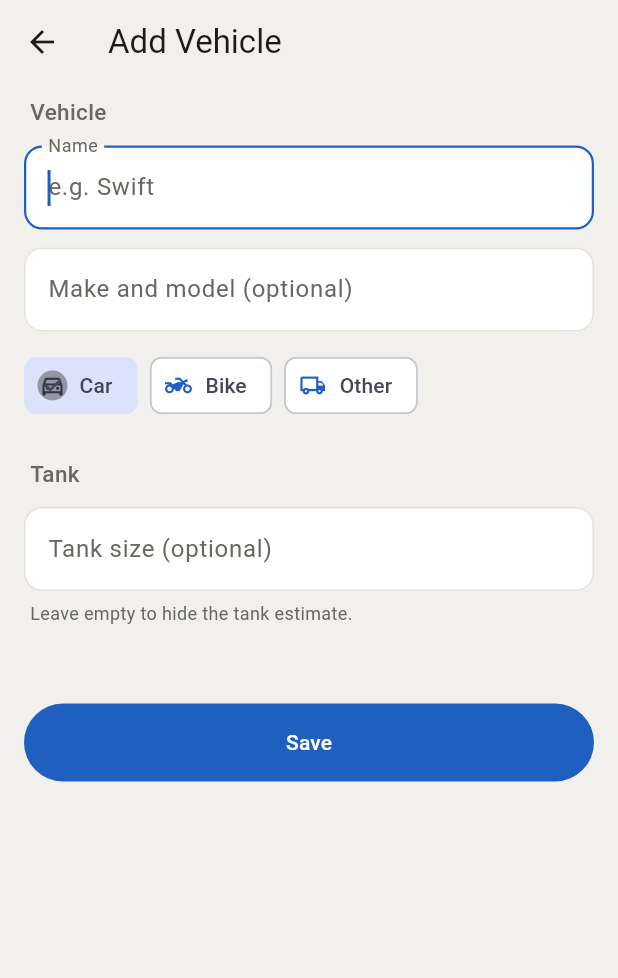
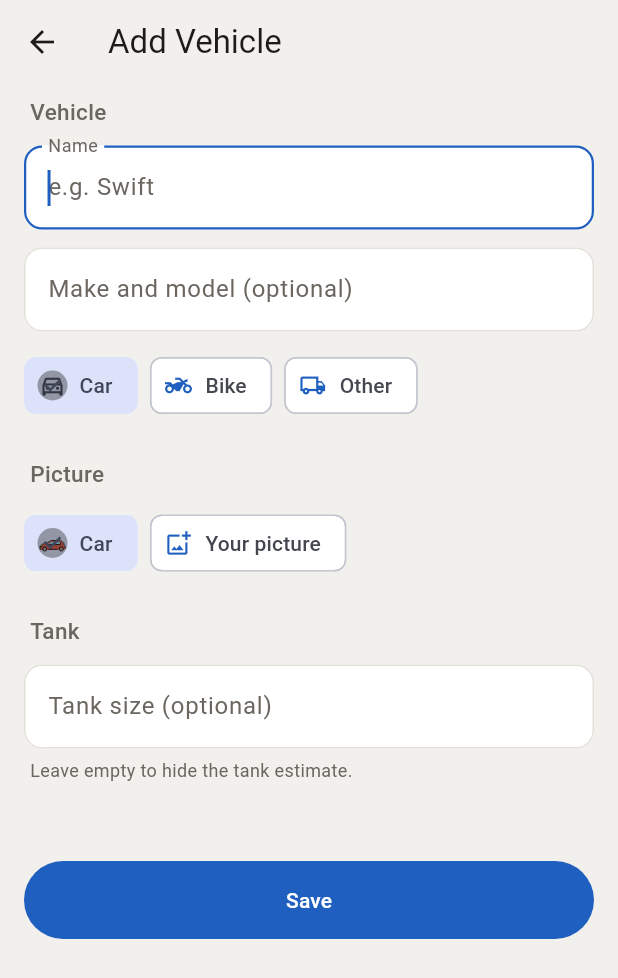
Before and after one commit to santhoshunt/fuelpulse, a Flutter app: the VehicleEditScreen screen opened directly, on a phone screen of 412 x 824 dp. Shown: the top 978 px of the screen. Run offline on Flutter 3.47's test engine with Material 3 defaults, Android fonts, the phone set to English and light mode, and no system bars; our stand-ins replace csv, file_picker, flutter_local_notifications, flutter_svg, google_sign_in, image_picker and 5 more; missing offline and left inert: extension_google_sign_in_as_googleapis_auth, google_mlkit_text_recognition, googleapis; accounts and stored records are empty.

Commit message:
Added custom brand logos, OpenMoji vehicle pictures with a per-bike Motorcycle or Scooter choice, your own vehicle picture, and both carried in backups

```diff
--- a/lib/screens/settings/about_section.dart
+++ b/lib/screens/settings/about_section.dart
@@ -111,6 +111,11 @@ class _AboutSectionState extends State<AboutSection> {
           value: _onLaunch,
           onChanged: _setOnLaunch,
         ),
+        const SizedBox(height: 4),
+        // Required by the CC BY-SA 4.0 licence of the vehicle pictures.
+        Text('Vehicle pictures by OpenMoji (openmoji.org), CC BY-SA 4.0.',
+            style: TextStyle(
+                color: AppColors.of(context).textSecondary, fontSize: 12)),
       ],
     );
   }
--- a/lib/screens/vehicle_edit_screen.dart
+++ b/lib/screens/vehicle_edit_screen.dart
@@ -2,6 +2,8 @@ import 'package:flutter/material.dart';
 
 import '../models/vehicle.dart';
 import '../theme/app_colors.dart';
+import '../utils/custom_pictures.dart';
+import '../widgets/vehicle_icon.dart';
 import '../widgets/vehicle_picker.dart' show vehicleIcon, vehicleTypeLabel;
 import 'settings/settings_widgets.dart';
 
@@ -32,6 +34,9 @@ class _VehicleEditScreenState extends State<VehicleEditScreen> {
   late final _cap = TextEditingController(
       text: widget.initial?.tankCapacity?.toString() ?? '');
   late VehicleType _type = widget.initial?.type ?? VehicleType.car;
+
+  /// A picture name, `file:NAME` for your own, or null for the default.
+  late String? _icon = widget.initial?.icon;
 
   String? _nameError;
   String? _capError;
@@ -65,6 +70,7 @@ class _VehicleEditScreenState extends State<VehicleEditScreen> {
               name: name,
               type: _type,
               model: _model.text.trim(),
+              icon: _icon,
               tankCapacity: tank,
               sortOrder: widget.nextSortOrder,
               createdAt: DateTime.now().toIso8601String(),
@@ -73,6 +79,8 @@ class _VehicleEditScreenState extends State<VehicleEditScreen> {
               name: name,
               type: _type,
               model: _model.text.trim(),
+              icon: _icon,
+              clearIcon: _icon == null,
               tankCapacity: tank,
               clearTankCapacity: tank == null,
             ),
@@ -123,8 +131,45 @@ class _VehicleEditScreenState extends State<VehicleEditScreen> {
                   avatar: Icon(vehicleIcon(t), size: 18),
                   label: Text(vehicleTypeLabel(t)),
                   selected: _type == t,
-                  onSelected: (_) => setState(() => _type = t),
+                  onSelected: (_) => setState(() {
+                    _type = t;
+                    // A picture of another type no longer fits.
+                    if (_icon != null &&
+                        !_icon!.startsWith('file:') &&
+                        !picturesFor(t).contains(_icon)) {
+                      _icon = null;
+                    }
+                  }),
                 ),
+            ],
+          ),
+          const SizedBox(height: 24),
+          sectionHeader('Picture'),
+          const SizedBox(height: 12),
+          Wrap(
+            spacing: 8,
+            runSpacing: 8,
+            children: [
+              for (final p in picturesFor(_type))
+                ChoiceChip(
+                  avatar: VehicleIcon(type: _type, icon: p, size: 22),
+                  label: Text(kVehiclePictures[p]!),
+                  selected: (_icon ?? picturesFor(_type).first) == p,
+                  onSelected: (_) => setState(() => _icon = p),
+                ),
+              ChoiceChip(
+                avatar: _icon != null && _icon!.startsWith('file:')
+                    ? VehicleIcon(type: _type, icon: _icon, size: 22)
+                    : const Icon(Icons.add_photo_alternate_outlined, size: 18),
+                label: const Text('Your picture'),
+                selected: _icon?.startsWith('file:') ?? false,
+                onSelected: (_) async {
+                  final name = await pickSquarePicture('vehicle');
+                  if (name != null && mounted) {
+                    setState(() => _icon = 'file:$name');
+                  }
+                },
+              ),
             ],
           ),
           const SizedBox(height: 24),
--- a/lib/utils/brand_grades.dart
+++ b/lib/utils/brand_grades.dart
@@ -4,6 +4,7 @@ import 'package:shared_preferences/shared_preferences.dart';
 
 import '../db/database_helper.dart';
 import 'constants.dart';
+import 'custom_pictures.dart';
 
 /// Brands and the fuel grades each sells, as JSON `{brand: [grade, ...]}`,
 /// in display order. Replaces the separate pump brand and fuel type lists
@@ -101,6 +102,7 @@ Future<int> renameBrand(String from, String to) async {
   }
   await saveBrandGrades(
       {for (final e in map.entries) e.key == from ? trimmed : e.key: e.value});
+  await renameBrandLogo(from, trimmed);
   return DatabaseHelper().renamePumpBrand(from, trimmed);
 }
 
--- /dev/null
+++ b/lib/widgets/vehicle_icon.dart
@@ -0,0 +1,58 @@
+import 'package:flutter/material.dart';
+import 'package:flutter_svg/flutter_svg.dart';
+
+import '../models/vehicle.dart';
+import '../utils/custom_pictures.dart';
+
+/// OpenMoji pictures (openmoji.org, CC BY-SA 4.0) a vehicle can show.
+const kVehiclePictures = {
+  'motorcycle': 'Motorcycle',
+  'scooter': 'Scooter',
+  'car': 'Car',
+  'truck': 'Truck',
+};
+
+/// The pictures offered for a vehicle type, default first.
+List<String> picturesFor(VehicleType t) => switch (t) {
+      VehicleType.bike => const ['motorcycle', 'scooter'],
+      VehicleType.car => const ['car'],
+      VehicleType.other => const ['truck'],
+    };
+
+/// A vehicle's picture: your own (`file:` icon), the chosen OpenMoji one,
+/// or its type's default.
+class VehicleIcon extends StatelessWidget {
+  final VehicleType type;
+  final String? icon;
+  final double size;
+
+  const VehicleIcon({super.key, required this.type, this.icon, this.size = 28});
+
+  VehicleIcon.of(Vehicle v, {super.key, this.size = 28})
+      : type = v.type,
+        icon = v.icon;
+
+  @override
+  Widget build(BuildContext context) {
+    final i = icon;
+    if (i != null && i.startsWith('file:')) {
+      return ClipRRect(
+        borderRadius: BorderRadius.circular(size * 0.25),
+        child: Image.file(pictureFile(i.substring(5)),
+            width: size,
+            height: size,
+            fit: BoxFit.cover,
+            errorBuilder: (_, _, _) => _svg(picturesFor(type).first)),
+      );
+    }
+    final options = picturesFor(type);
+    return _svg(i != null && options.contains(i) ? i : options.first);
+  }
+
+  Widget _svg(String name) => SvgPicture.asset(
+        'assets/vehicle_icons/$name.svg',
+        width: size,
+        height: size,
+        semanticsLabel: kVehiclePictures[name],
+      );
+}
--- a/pubspec.yaml
+++ b/pubspec.yaml
@@ -35,6 +35,7 @@ dependencies:
   image_picker: 1.2.4
   flutter_local_notifications: ^22.3.1
   timezone: ^0.11.2
+  flutter_svg: ^2.3.2
 
 dev_dependencies:
   flutter_test:
@@ -49,3 +50,5 @@ flutter:
     # Petroleum and HP are public-domain files from Wikimedia Commons; the
     # others identify the brand only.
     - assets/brand_logos/
+    # OpenMoji (openmoji.org), CC BY-SA 4.0
+    - assets/vehicle_icons/
```
Also changed, not shown: lib/main.dart (+8 -0 lines), lib/screens/brands_screen.dart (+23 -2 lines), lib/services/backup_payload.dart (+14 -0 lines), lib/utils/custom_pictures.dart (added, +129 -0 lines), lib/widgets/brand_logo.dart (+19 -5 lines), assets/vehicle_icons/car.svg (added), assets/vehicle_icons/motorcycle.svg (added), assets/vehicle_icons/scooter.svg (added), assets/vehicle_icons/truck.svg (added), pubspec.lock.
